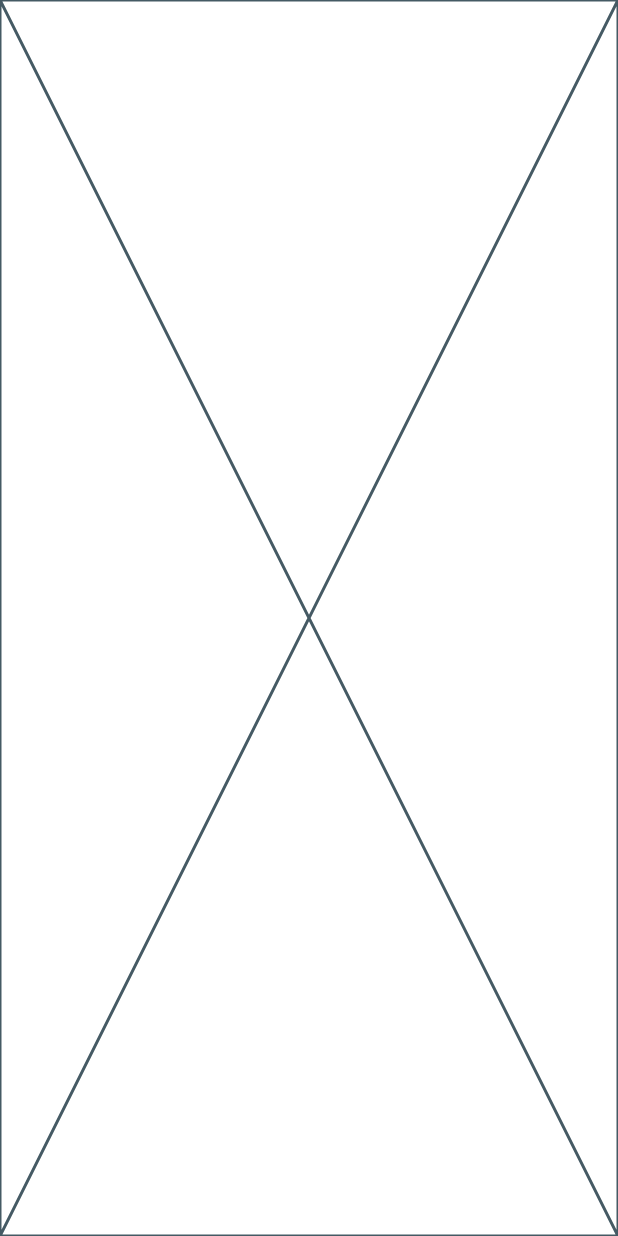
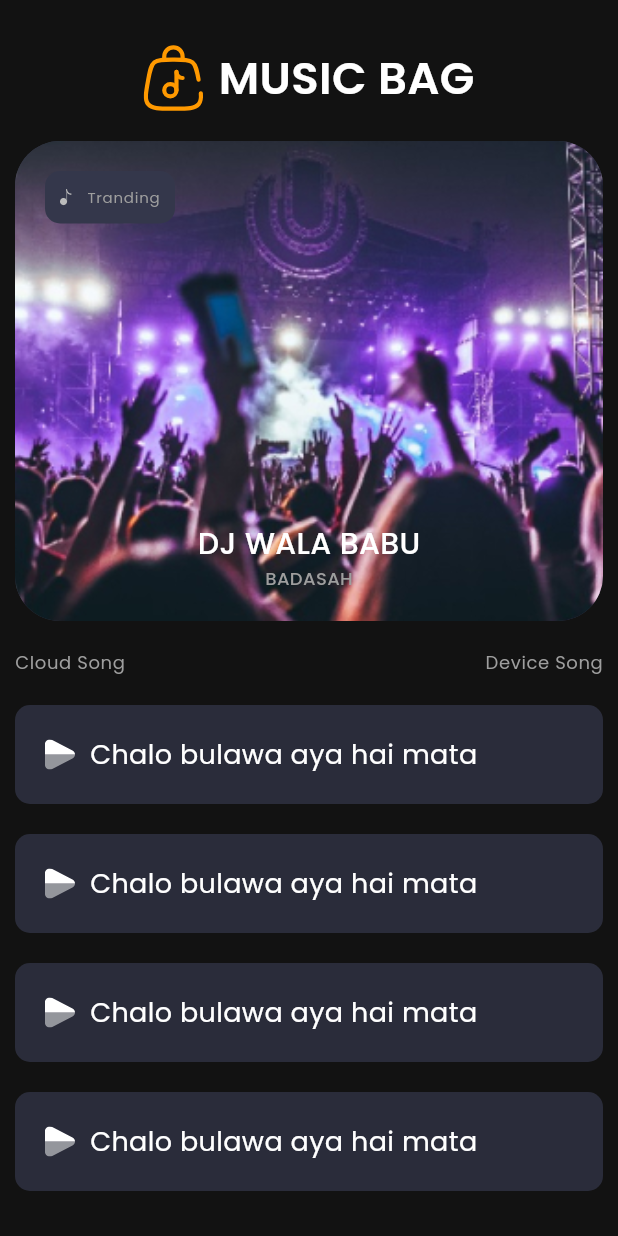
Before and after one commit to harshit7132/Music-Player, a Flutter app: the screen it shows after launch, on a phone screen of 412 x 824 dp. Run offline on Flutter 3.47's test engine with Material 2 defaults, Android fonts, the phone set to English and light mode, and no system bars; drawn by our look-alikes of carousel_slider; our stand-ins replace flutter_svg.

Commit message:
song page completed

```diff
--- a/lib/Pages/SongPage.dart
+++ b/lib/Pages/SongPage.dart
@@ -1,10 +1,40 @@
 import 'package:flutter/material.dart';
+import 'package:music_player/components/SongTile.dart';
+import 'package:music_player/components/TrendingSogSlider.dart';
+import 'package:music_player/components/songHeader.dart';
 
 class SongPage extends StatelessWidget {
   const SongPage({super.key});
 
   @override
   Widget build(BuildContext context) {
-    return const Placeholder();
+    return  Scaffold(
+        body: SafeArea(
+      child: Padding(
+        padding: const EdgeInsets.all(10),
+        child: SingleChildScrollView(
+          child: Column(
+            children: [
+              const SizedBox(height: 20),
+              const SongPageHeader(),
+              const SizedBox(height: 20),
+              const TrendingSongSlider(),
+              const SizedBox(height: 20),
+              Row(
+                mainAxisAlignment: MainAxisAlignment.spaceBetween,
+                children: [
+                Text("Cloud Song",style: Theme.of(context).textTheme.bodySmall),
+                Text("Device Song",style: Theme.of(context).textTheme.bodySmall),
+              ],),
+              const SizedBox(height: 20),
+              SongTile(),
+              SongTile(),
+              SongTile(),
+              SongTile(),
+            ],
+          ),
+        ),
+      ),
+    ));
   }
 }
--- /dev/null
+++ b/lib/Pages/SplaceScreen.dart
@@ -0,0 +1,15 @@
+import 'package:flutter/material.dart';
+import 'package:flutter_svg/flutter_svg.dart';
+
+class SplaceScreen extends StatelessWidget {
+  const SplaceScreen({super.key});
+
+  @override
+  Widget build(BuildContext context) {
+    return Scaffold(
+      body: Center(
+        child: SvgPicture.asset("assets/icons/big_logo.svg"),
+      ),
+    );
+  }
+}
--- /dev/null
+++ b/lib/components/SongTile.dart
@@ -0,0 +1,27 @@
+import 'package:flutter/material.dart';
+import 'package:flutter_svg/flutter_svg.dart';
+import 'package:music_player/config/Colors.dart';
+
+class SongTile extends StatelessWidget {
+  const SongTile({super.key});
+
+  @override
+  Widget build(BuildContext context) {
+    return Container(
+      margin: EdgeInsets.only(bottom: 20),
+      padding: EdgeInsets.all(20),
+      decoration: BoxDecoration(
+        color: divColor.withOpacity(0.7),
+        borderRadius: BorderRadius.circular(10),
+      ),
+      child: Row(children: [
+        SvgPicture.asset("assets/icons/play.svg"),
+        SizedBox(width: 10),
+        Text(
+          "Chalo bulawa aya hai mata ",
+          style: Theme.of(context).textTheme.bodyMedium,
+        )
+      ]),
+    );
+  }
+}
--- /dev/null
+++ b/lib/components/TrendingSogSlider.dart
@@ -0,0 +1,94 @@
+import 'package:carousel_slider/carousel_slider.dart';
+import 'package:flutter/material.dart';
+import 'package:flutter_svg/flutter_svg.dart';
+import 'package:music_player/config/Colors.dart';
+
+class TrendingSongSlider extends StatelessWidget {
+  const TrendingSongSlider({super.key});
+
+  @override
+  Widget build(BuildContext context) {
+    List<Widget> sliderItem = [
+      Container(
+        padding: EdgeInsets.all(20),
+        decoration: BoxDecoration(
+          image: DecorationImage(
+            image: AssetImage("assets/images/cover.jpg"),
+            fit: BoxFit.cover,
+          ),
+          color: divColor,
+          borderRadius: BorderRadius.circular(30),
+        ),
+        child: Row(
+          children: [
+            Expanded(
+              child: Column(
+                children: [
+                  Row(
+                    children: [
+                      Container(
+                        padding: EdgeInsets.all(10),
+                        decoration: BoxDecoration(
+                          color: divColor,
+                          borderRadius: BorderRadius.circular(10),
+                        ),
+                        child: Row(
+                          children: [
+                            SvgPicture.asset("assets/icons/music_node.svg"),
+                            SizedBox(width: 10),
+                            Text(
+                              "Tranding",
+                              style: Theme.of(context).textTheme.labelSmall,
+                            )
+                          ],
+                        ),
+                      ),
+                    ],
+                  ),
+                Spacer(),
+                Row(
+                  mainAxisAlignment: MainAxisAlignment.center,
+                  children: [
+                  Text("DJ WALA BABU",style: TextStyle(
+                    fontFamily: "Poppins",
+                    fontSize: 20,
+                    fontWeight: FontWeight.w500,
+                  ),)
+                ],),
+                Row(
+                  mainAxisAlignment: MainAxisAlignment.center,
+                  children: [
+                  Text("BADASAH",style: TextStyle(
+                    fontFamily: "Poppins",
+                    fontSize: 12,
+                    fontWeight: FontWeight.w500,
+                    color: lableColor,
+                  ),)
+                ],)
+                ],
+              ),
+            ),
+          ],
+        ),
+      )
+    ];
+    return CarouselSlider(
+      items: sliderItem,
+      options: CarouselOptions(
+        height: 320,
+        viewportFraction: 1,
+        initialPage: 0,
+        enableInfiniteScroll: true,
+        reverse: false,
+        autoPlay: true,
+        autoPlayInterval: Duration(seconds: 6),
+        autoPlayAnimationDuration: Duration(milliseconds: 800),
+        autoPlayCurve: Curves.fastOutSlowIn,
+        enlargeCenterPage: true,
+        enlargeFactor: 0.3,
+        onPageChanged: (index, value) {},
+        scrollDirection: Axis.horizontal,
+      ),
+    );
+  }
+}
--- /dev/null
+++ b/lib/components/songHeader.dart
@@ -0,0 +1,28 @@
+import 'package:flutter/material.dart';
+import 'package:flutter_svg/svg.dart';
+
+class SongPageHeader extends StatelessWidget {
+  const SongPageHeader({super.key});
+
+  @override
+  Widget build(BuildContext context) {
+    return Row(
+      mainAxisAlignment: MainAxisAlignment.center,
+      children: [
+        SvgPicture.asset(
+          "assets/icons/big_logo.svg",
+          width: 40,
+        ),
+        SizedBox(width: 10),
+        Text(
+          "MUSIC BAG",
+          style: TextStyle(
+            fontSize: 30,
+            fontWeight: FontWeight.bold,
+            fontFamily: "Poppins"
+          ),
+        )
+      ],
+    );
+  }
+}
--- /dev/null
+++ b/lib/config/Colors.dart
@@ -0,0 +1,7 @@
+import 'package:flutter/material.dart';
+
+const bgColor = Color(0xff191B28);
+const fontColor = Color(0xffFFFFFF);
+const primaryColor = Color(0xffFF9900);
+const divColor = Color(0xff34374B);
+const lableColor = Color(0xff9E9E9E);
--- /dev/null
+++ b/lib/config/Theme.dart
@@ -0,0 +1,45 @@
+import 'package:flutter/material.dart';
+import 'package:music_player/config/Colors.dart';
+
+final darkTheme = ThemeData(
+  useMaterial3: true,
+  brightness: Brightness.dark,
+  colorScheme:const  ColorScheme.dark(
+    background: bgColor,
+    primary: primaryColor,
+  ),
+
+  textTheme:const TextTheme(
+    bodyLarge: TextStyle(
+      fontFamily: "Poppins",
+      fontSize: 18,
+      fontWeight: FontWeight.w500,
+      color: fontColor,
+    ),
+    bodyMedium: TextStyle(
+      fontFamily: "Poppins",
+      fontSize: 18,
+      fontWeight: FontWeight.w400,
+      color: fontColor,
+    ),
+    bodySmall: TextStyle(
+      fontFamily: "Poppins",
+      fontSize: 12,
+      fontWeight: FontWeight.w400,
+      color: lableColor,
+    ),
+    labelSmall: TextStyle(
+      fontFamily: "Poppins",
+      fontSize: 10,
+      fontWeight: FontWeight.w400,
+      color: lableColor,
+    ),
+    labelMedium: TextStyle(
+      fontFamily: "Poppins",
+      fontSize: 10,
+      fontWeight: FontWeight.w500,
+      color: lableColor,
+    ),
+  )
+
+);
--- a/lib/main.dart
+++ b/lib/main.dart
@@ -1,5 +1,7 @@
 import 'package:flutter/material.dart';
 import 'package:music_player/Pages/SongPage.dart';
+import 'package:music_player/Pages/SplaceScreen.dart';
+import 'package:music_player/config/Theme.dart';
 
 void main() {
   runApp(const MyApp());
@@ -11,12 +13,10 @@ class MyApp extends StatelessWidget {
   @override
   Widget build(BuildContext context) {
     return MaterialApp(
+      debugShowCheckedModeBanner: false,
       title: 'Music Player',
-      theme: ThemeData(
-        colorScheme: ColorScheme.fromSeed(seedColor: Colors.deepPurple),
-        useMaterial3: true,
-      ),
-      home: SongPage(),
+      theme: darkTheme,
+      home: const SongPage()
     );
   }
 }
--- a/pubspec.yaml
+++ b/pubspec.yaml
@@ -35,6 +35,8 @@ dependencies:
   # The following adds the Cupertino Icons font to your application.
   # Use with the CupertinoIcons class for iOS style icons.
   cupertino_icons: ^1.0.2
+  flutter_svg: ^2.0.7
+  carousel_slider: ^4.2.1
 
 dev_dependencies:
   flutter_test:
@@ -61,6 +63,7 @@ flutter:
   # To add assets to your application, add an assets section, like this:
   assets:
     - assets/icons/
+    - assets/images/
   #   - images/a_dot_ham.jpeg
 
   # An image asset can refer to one or more resolution-specific "variants", see
```
Also changed, not shown: assets/images/cover.jpg (added), pubspec.lock.
